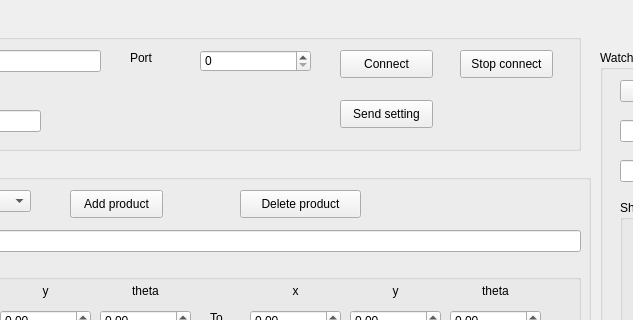
Old version of the form DATN_GUI.ui in the repository Anh-phi-ngu-IT-Dien-tu/DATN_Nhung_Firmware_Raspberrypi; both pictures show x 210 to 843 and y 0 to 320 of the 1400 by 674 pixel window.
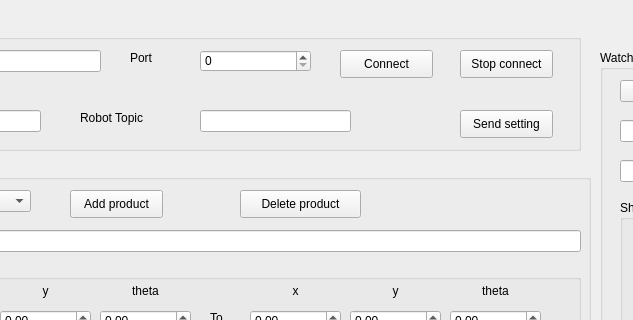
New version of the form.

Patch:
```diff
--- a/DATN_GUI.ui
+++ b/DATN_GUI.ui
@@ -558,8 +558,8 @@
     <widget class="QPushButton" name="sendSettingPushButton">
      <property name="geometry">
       <rect>
-       <x>550</x>
-       <y>80</y>
+       <x>670</x>
+       <y>90</y>
        <width>93</width>
        <height>28</height>
       </rect>
@@ -568,6 +568,29 @@
       <string>Send setting</string>
      </property>
     </widget>
+    <widget class="QLabel" name="label">
+     <property name="geometry">
+      <rect>
+       <x>290</x>
+       <y>90</y>
+       <width>91</width>
+       <height>16</height>
+      </rect>
+     </property>
+     <property name="text">
+      <string>Robot Topic</string>
+     </property>
+    </widget>
+    <widget class="QLineEdit" name="robotTopicLineEdit">
+     <property name="geometry">
+      <rect>
+       <x>410</x>
+       <y>90</y>
+       <width>151</width>
+       <height>22</height>
+      </rect>
+     </property>
+    </widget>
    </widget>
    <widget class="QGroupBox" name="watchShelfgroupBox">
     <property name="geometry">
```
